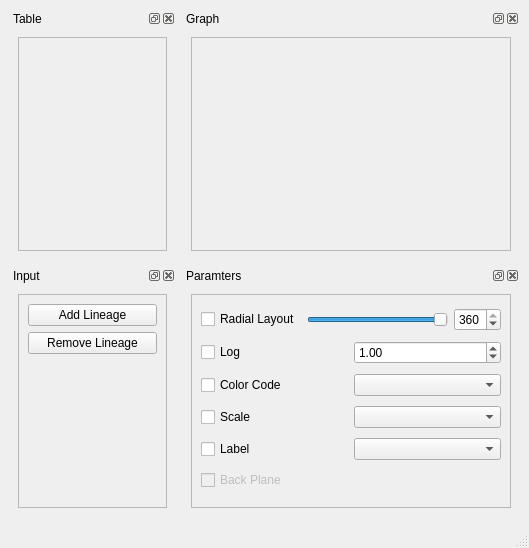
NicolasRannou/lineageViewer, file lineageViewer.ui: the form before one commit.
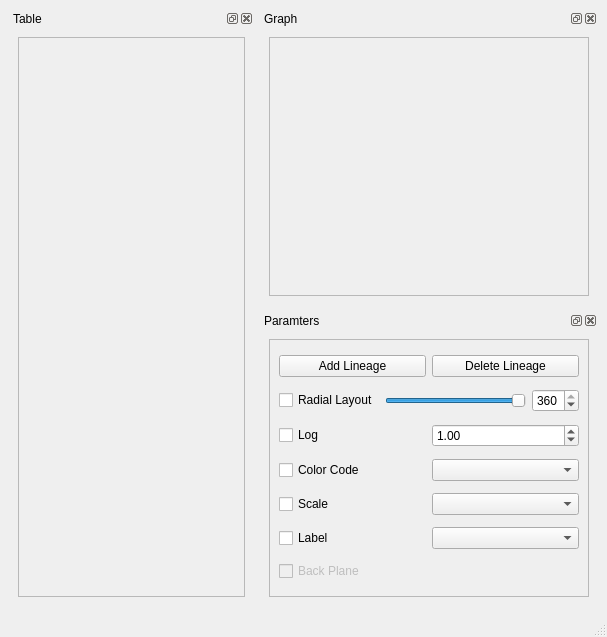
The form after the commit. Custom widgets are drawn as their Qt base class.

Commit message:
ENH: delete working
TODO: improve GUI bugs, fix leaks

What changed in the file:
```diff
--- a/lineageViewer.ui
+++ b/lineageViewer.ui
@@ -6,16 +6,16 @@
    <rect>
     <x>0</x>
     <y>0</y>
-    <width>529</width>
-    <height>548</height>
+    <width>607</width>
+    <height>637</height>
    </rect>
   </property>
   <property name="windowTitle">
    <string>MainWindow</string>
   </property>
   <widget class="QWidget" name="centralwidget">
-   <layout class="QGridLayout" name="gridLayout_14">
-    <item row="0" column="0">
+   <layout class="QGridLayout" name="gridLayout">
+    <item row="0" column="0" rowspan="2">
      <widget class="QDockWidget" name="tableDockWidget">
       <property name="floating">
        <bool>false</bool>
@@ -87,62 +87,6 @@
       </widget>
      </widget>
     </item>
-    <item row="1" column="0">
-     <widget class="QDockWidget" name="dockWidget">
-      <property name="floating">
-       <bool>false</bool>
-      </property>
-      <property name="allowedAreas">
-       <set>Qt::AllDockWidgetAreas</set>
-      </property>
-      <property name="windowTitle">
-       <string>Input</string>
-      </property>
-      <widget class="QWidget" name="dockWidgetContents_5">
-       <layout class="QGridLayout" name="gridLayout_6">
-        <item row="0" column="0">
-         <widget class="QFrame" name="frame">
-          <property name="frameShape">
-           <enum>QFrame::StyledPanel</enum>
-          </property>
-          <property name="frameShadow">
-           <enum>QFrame::Raised</enum>
-          </property>
-          <layout class="QGridLayout" name="gridLayout">
-           <item row="0" column="0">
-            <widget class="QPushButton" name="addLineagePushButton">
-             <property name="text">
-              <string>Add Lineage</string>
-             </property>
-            </widget>
-           </item>
-           <item row="1" column="0">
-            <widget class="QPushButton" name="pushButton">
-             <property name="text">
-              <string>Remove Lineage</string>
-             </property>
-            </widget>
-           </item>
-           <item row="2" column="0">
-            <spacer name="verticalSpacer">
-             <property name="orientation">
-              <enum>Qt::Vertical</enum>
-             </property>
-             <property name="sizeHint" stdset="0">
-              <size>
-               <width>20</width>
-               <height>40</height>
-              </size>
-             </property>
-            </spacer>
-           </item>
-          </layout>
-         </widget>
-        </item>
-       </layout>
-      </widget>
-     </widget>
-    </item>
     <item row="1" column="1">
      <widget class="QDockWidget" name="controlDockWidget">
       <property name="floating">
@@ -164,8 +108,26 @@
           <property name="frameShadow">
            <enum>QFrame::Raised</enum>
           </property>
-          <layout class="QGridLayout" name="gridLayout_13">
+          <layout class="QGridLayout" name="gridLayout_15">
            <item row="0" column="0">
+            <layout class="QGridLayout" name="gridLayout_13">
+             <item row="0" column="0">
+              <widget class="QPushButton" name="addLineagePushButton">
+               <property name="text">
+                <string>Add Lineage</string>
+               </property>
+              </widget>
+             </item>
+             <item row="0" column="1">
+              <widget class="QPushButton" name="deleteLineagePushButton">
+               <property name="text">
+                <string>Delete Lineage</string>
+               </property>
+              </widget>
+             </item>
+            </layout>
+           </item>
+           <item row="1" column="0">
             <layout class="QGridLayout" name="gridLayout_7">
              <item row="0" column="0">
               <widget class="QCheckBox" name="radialCheckBox">
@@ -203,7 +165,7 @@
              </item>
             </layout>
            </item>
-           <item row="1" column="0">
+           <item row="2" column="0">
             <layout class="QGridLayout" name="gridLayout_12">
              <item row="0" column="0">
               <widget class="QCheckBox" name="logCheckBox">
@@ -227,7 +189,7 @@
              </item>
             </layout>
            </item>
-           <item row="2" column="0">
+           <item row="3" column="0">
             <layout class="QGridLayout" name="gridLayout_9">
              <item row="0" column="0">
               <widget class="QCheckBox" name="colorCheckBox">
@@ -241,7 +203,7 @@
              </item>
             </layout>
            </item>
-           <item row="3" column="0">
+           <item row="4" column="0">
             <layout class="QGridLayout" name="gridLayout_10">
              <item row="0" column="0">
               <widget class="QCheckBox" name="scaleCheckBox">
@@ -255,7 +217,7 @@
              </item>
             </layout>
            </item>
-           <item row="4" column="0">
+           <item row="5" column="0">
             <layout class="QGridLayout" name="gridLayout_11">
              <item row="0" column="0">
               <widget class="QCheckBox" name="labelCheckBox">
@@ -269,7 +231,7 @@
              </item>
             </layout>
            </item>
-           <item row="5" column="0">
+           <item row="6" column="0">
             <widget class="QCheckBox" name="backCheckBox">
              <property name="enabled">
               <bool>false</bool>
```
Left out of the diff: 2 changed lines with no effect on the pictures. The commit also changes 2 other files.
